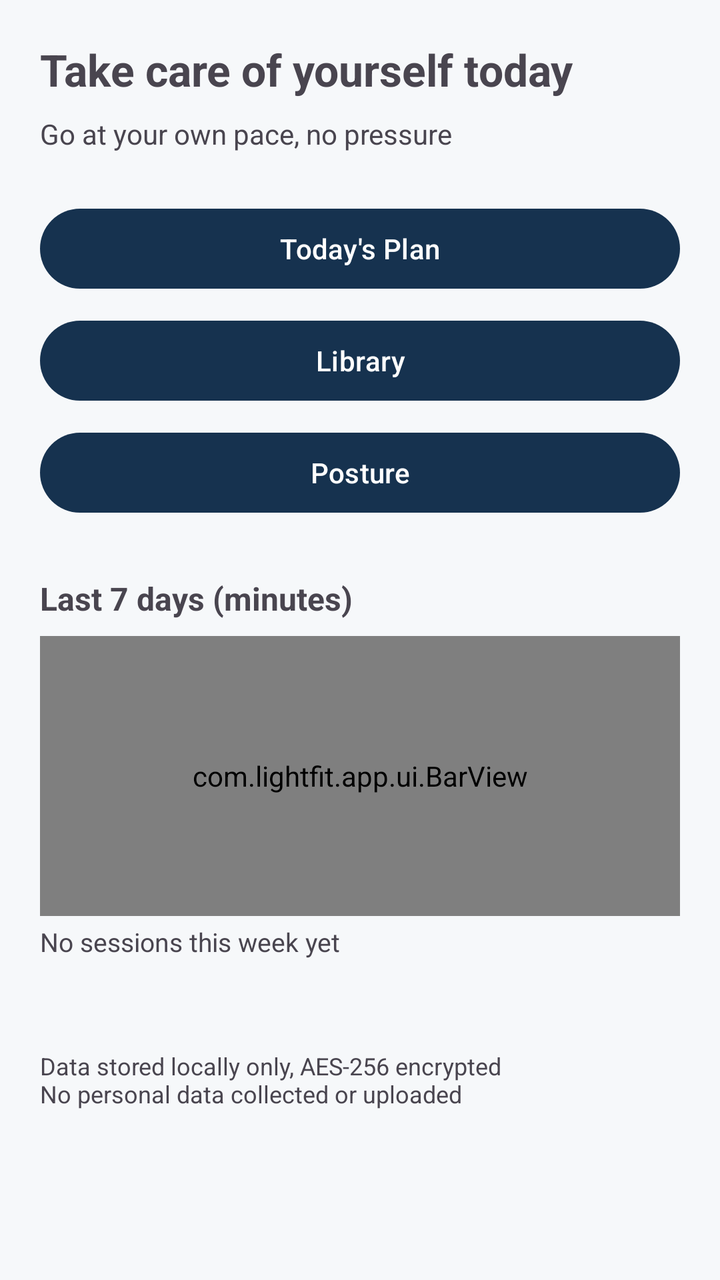
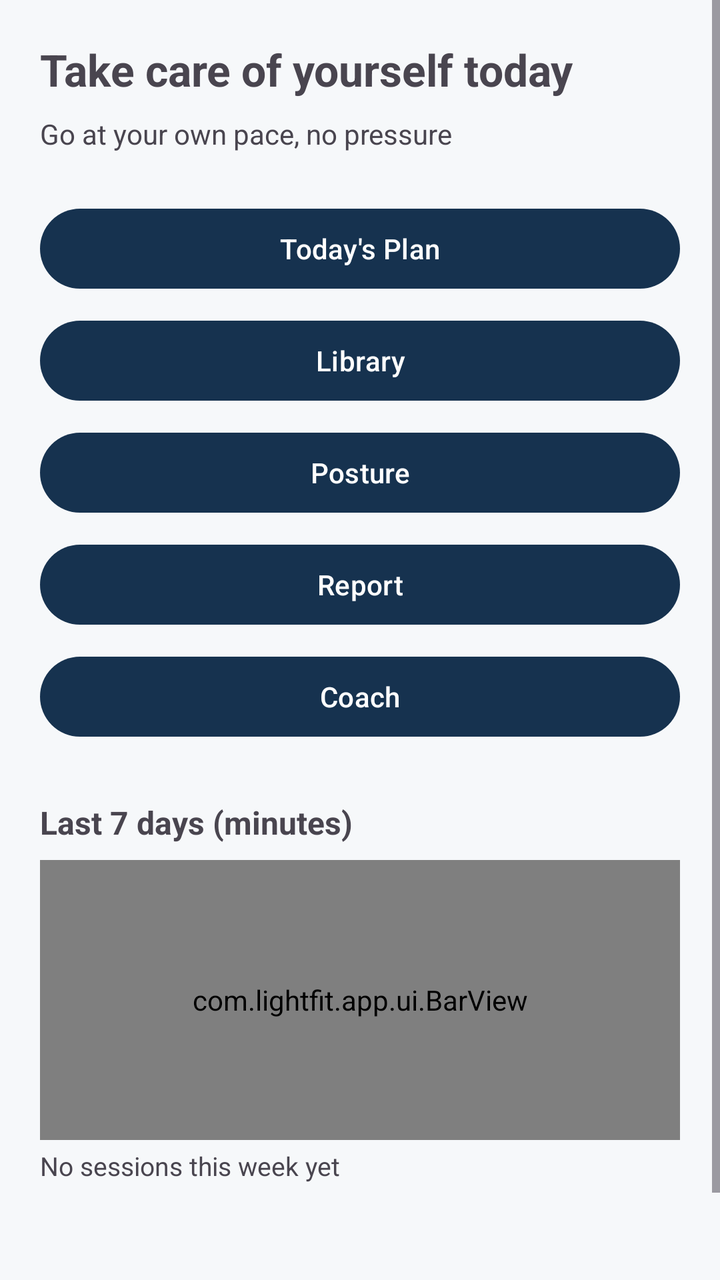

Compare the two renders of this Android layout. The source of the first and the diff that turns it into the second are given below.
<!-- AndroidManifest.xml: application theme Theme.LightFit -->
<!-- res/layout/fragment_home.xml -->
<?xml version="1.0" encoding="utf-8"?>
<ScrollView xmlns:android="http://schemas.android.com/apk/res/android"
    android:layout_width="match_parent" android:layout_height="match_parent">
    <LinearLayout android:layout_width="match_parent" android:layout_height="wrap_content"
        android:orientation="vertical" android:padding="20dp">

        <TextView android:id="@+id/home_greeting"
            android:layout_width="wrap_content" android:layout_height="wrap_content"
            android:text="@string/home_subtitle" android:textSize="22sp" android:textStyle="bold" />

        <TextView android:id="@+id/home_plan_state"
            android:layout_width="wrap_content" android:layout_height="wrap_content"
            android:layout_marginTop="8dp" android:text="@string/plan_sub" android:textSize="14sp" />

        <Button android:id="@+id/btn_go_plan" android:layout_width="match_parent"
            android:layout_height="wrap_content" android:layout_marginTop="24dp"
            android:text="@string/today_plan" />

        <Button android:id="@+id/btn_go_library" android:layout_width="match_parent"
            android:layout_height="wrap_content" android:layout_marginTop="8dp"
            android:text="@string/nav_library" />

        <Button android:id="@+id/btn_go_posture" android:layout_width="match_parent"
            android:layout_height="wrap_content" android:layout_marginTop="8dp"
            android:text="@string/nav_posture" />

        <TextView android:layout_width="wrap_content" android:layout_height="wrap_content"
            android:layout_marginTop="28dp" android:text="@string/lf_week_title"
            android:textSize="16sp" android:textStyle="bold" />

        <com.lightfit.app.ui.BarView
            android:id="@+id/week_bar"
            android:layout_width="match_parent" android:layout_height="140dp"
            android:layout_marginTop="8dp" />

        <TextView android:id="@+id/home_week_stats"
            android:layout_width="wrap_content" android:layout_height="wrap_content"
            android:layout_marginTop="4dp" android:text="@string/lf_week_empty"
            android:textSize="13sp" />

        <TextView android:id="@+id/home_streak"
            android:layout_width="wrap_content" android:layout_height="wrap_content"
            android:layout_marginTop="6dp" android:textSize="14sp" android:textStyle="bold" />

        <TextView android:layout_width="wrap_content" android:layout_height="wrap_content"
            android:layout_marginTop="20dp" android:text="@string/auth_privacy" android:textSize="12sp" />
    </LinearLayout>
</ScrollView>
<!-- resources referenced by this layout -->
<resources>
  <string name="auth_privacy">Data stored locally only, AES-256 encrypted\nNo personal data collected or uploaded</string>
  <string name="home_subtitle">Take care of yourself today</string>
  <string name="lf_week_empty">No sessions this week yet</string>
  <string name="lf_week_title">Last 7 days (minutes)</string>
  <string name="nav_library">Library</string>
  <string name="nav_posture">Posture</string>
  <string name="plan_sub">Go at your own pace, no pressure</string>
  <string name="today_plan">Today\'s Plan</string>
  <style name="Theme.LightFit" parent="Theme.Material3.DayNight.NoActionBar">
          <item name="colorPrimary">@color/navy</item>
          <item name="colorSecondary">@color/teal</item>
          <item name="android:statusBarColor">@color/navy</item>
          <item name="android:windowBackground">@color/bg_soft</item>
      </style>
  <color name="navy">#16324F</color>
  <color name="teal">#0E7C7B</color>
  <color name="bg_soft">#F6F8FA</color>
</resources>

<!-- the commit's change to res/layout/fragment_home.xml (unified diff, before → after) -->
@@ -24,6 +24,14 @@
             android:layout_height="wrap_content" android:layout_marginTop="8dp"
             android:text="@string/nav_posture" />
 
+        <Button android:id="@+id/btn_go_report" android:layout_width="match_parent"
+            android:layout_height="wrap_content" android:layout_marginTop="8dp"
+            android:text="@string/lf_tab_report" />
+
+        <Button android:id="@+id/btn_go_coach" android:layout_width="match_parent"
+            android:layout_height="wrap_content" android:layout_marginTop="8dp"
+            android:text="@string/lf_tab_coach" />
+
         <TextView android:layout_width="wrap_content" android:layout_height="wrap_content"
             android:layout_marginTop="28dp" android:text="@string/lf_week_title"
             android:textSize="16sp" android:textStyle="bold" />
<!-- resource entries referenced after the edit -->
@@ -2,6 +2,8 @@
 <resources>
   <string name="auth_privacy">Data stored locally only, AES-256 encrypted\nNo personal data collected or uploaded</string>
   <string name="home_subtitle">Take care of yourself today</string>
+  <string name="lf_tab_coach">Coach</string>
+  <string name="lf_tab_report">Report</string>
   <string name="lf_week_empty">No sessions this week yet</string>
   <string name="lf_week_title">Last 7 days (minutes)</string>
   <string name="nav_library">Library</string>
